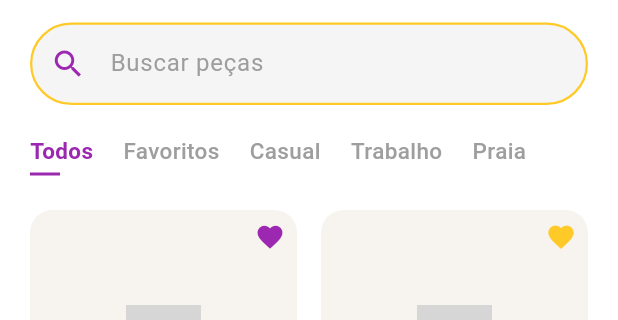
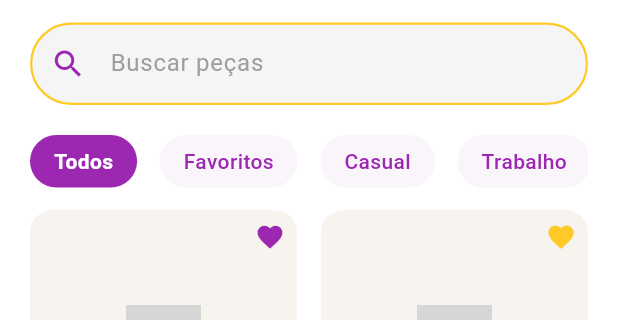
Before and after one commit to maryanyesterr/pocket_closet, a Flutter app: the MeusLooks screen opened directly, on a phone screen of 412 x 824 dp, the part 105-425 px from its top. Run offline on Flutter 3.47's test engine with Material 3 defaults, Android fonts, the phone set to English and light mode, and no system bars; our stand-ins replace table_calendar; grey boxes are pictures that could not be loaded.

Commit message:
atualização da barra de filtragem horizantais

```diff
--- a/lib/meuslooks.dart
+++ b/lib/meuslooks.dart
@@ -151,54 +151,60 @@ class _MeusLooksState extends State<MeusLooks> {
               // ABAS FILTRADORAS HORIZONTAIS
               // ==================================================
               SizedBox(
-                height: 35, // Altura reservada para os textos clicáveis
+                height: 35, // Altura limite para a barra horizontal de botões
                 child: ListView.builder(
                   scrollDirection:
-                      Axis.horizontal, // Define a rolagem para os lados
+                      Axis.horizontal, // Faz a lista rolar para os lados
                   itemCount: categorias.length,
                   itemBuilder: (context, index) {
                     final cat = categorias[index];
+                    // Verifica se esta aba específica é a selecionada pelo usuário
                     final bool isSelected = cat == categoriaSelecionada;
 
                     return GestureDetector(
                       onTap: () {
-                        // Recarrega a interface aplicando o filtro da aba clicada
+                        // O setState avisa o Flutter para atualizar e redesenhar a tela com o novo filtro
                         setState(() {
                           categoriaSelecionada = cat;
                         });
                       },
                       child: Container(
                         margin: const EdgeInsets.only(
-                          right: 20,
-                        ), // Espaço de respiro entre as palavras
-                        child: Column(
-                          crossAxisAlignment: CrossAxisAlignment.start,
-                          children: [
-                            Text(
-                              cat,
-                              style: TextStyle(
-                                color: isSelected ? Colors.purple : Colors.grey, // Roxo se ativo, cinza se inativo
-                                fontWeight: isSelected
-                                    ? FontWeight.bold
-                                    : FontWeight.w500,
-                                fontSize: 15,
-                              ),
+                          right: 15,
+                        ), // Espaço entre um botão e outro
+                        padding: const EdgeInsets.symmetric(
+                          horizontal: 16,
+                          vertical: 6,
+                        ),
+                        decoration: BoxDecoration(
+                          // Se estiver selecionado, fica roxo completo. Se não, fica com fundo roxo bem clarinho.
+                          color: isSelected
+                              ? Colors.purple
+                              : Colors.purple.withOpacity(0.05),
+                          borderRadius: BorderRadius.circular(
+                            20,
+                          ), // Deixa as bordas bem arredondadas (estilo pílula)
+                        ),
+                        child: Center(
+                          child: Text(
+                            cat,
+                            style: TextStyle(
+                              // Troca a cor do texto dependendo se o botão está ativo (branco) ou inativo (roxo)
+                              color: isSelected ? Colors.white : Colors.purple,
+                              fontWeight: isSelected
+                                  ? FontWeight.bold
+                                  : Alignment.center != null
+                                  ? FontWeight.w500
+                                  : FontWeight.normal,
                             ),
-                            // Pequena barra roxa indicadora abaixo da palavra selecionada
-                            if (isSelected)
-                              Container(
-                                margin: const EdgeInsets.only(top: 4),
-                                height: 2,
-                                width: 20,
-                                color: Colors.purple,
-                              ),
-                          ],
+                          ),
                         ),
                       ),
                     );
                   },
                 ),
               ),
+
               const SizedBox(height: 15),
 
               // ==================================================
```
